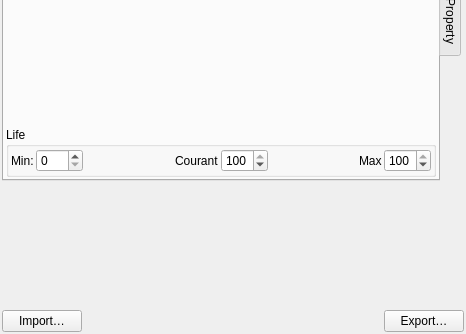
Rolisteam/rolisteam, file NpcMaker/npcmakerwidget.ui: the form before one commit; both pictures show x 0 to 466 and y 177 to 511 of the 466 by 511 pixel window.
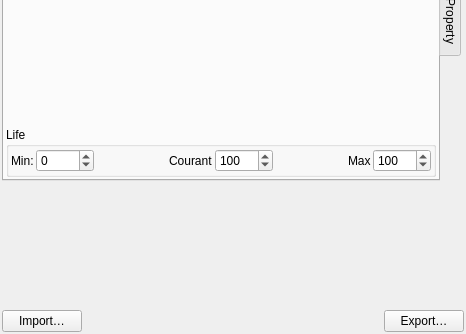
The form after the commit. The open tabs and pages were chosen to show the change. Icons and pictures are not drawn. Custom widgets are drawn as their Qt base class.

Commit message: -Add npcmaker widget.

Patch:
```diff
--- a/NpcMaker/npcmakerwidget.ui
+++ b/NpcMaker/npcmakerwidget.ui
@@ -299,8 +299,11 @@
           </item>
           <item>
            <widget class="QSpinBox" name="m_lifeMin">
+            <property name="minimum">
+             <number>-1000</number>
+            </property>
             <property name="maximum">
-             <number>100</number>
+             <number>1000</number>
             </property>
            </widget>
           </item>
@@ -326,8 +329,11 @@
           </item>
           <item>
            <widget class="QSpinBox" name="m_currentLife">
+            <property name="minimum">
+             <number>-1000</number>
+            </property>
             <property name="maximum">
-             <number>100</number>
+             <number>1000</number>
             </property>
             <property name="value">
              <number>100</number>
@@ -356,8 +362,11 @@
           </item>
           <item>
            <widget class="QSpinBox" name="m_maxLife">
+            <property name="minimum">
+             <number>-1000</number>
+            </property>
             <property name="maximum">
-             <number>100</number>
+             <number>1000</number>
             </property>
             <property name="value">
              <number>100</number>
```
Left out of the diff: 2 changed lines with no effect on the pictures. The commit also changes 1 other file.
